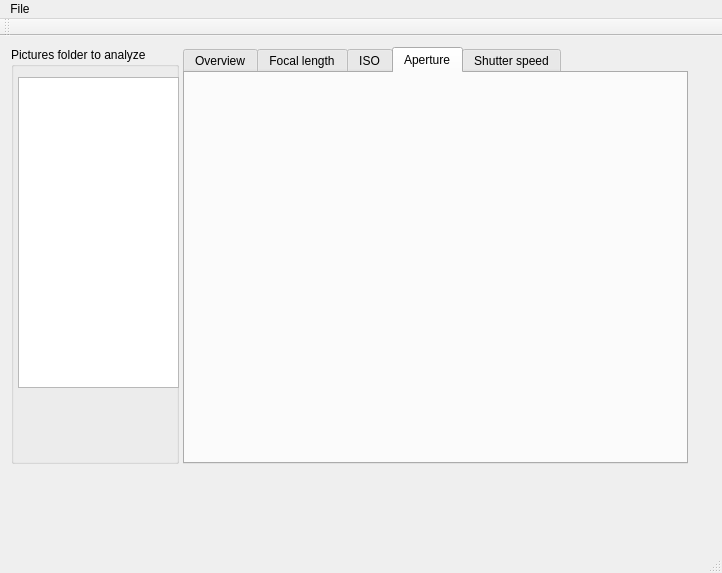
This is mainwindow.ui in plefebvre91/Photon as Qt 5 draws it before an edit. The edited form follows.
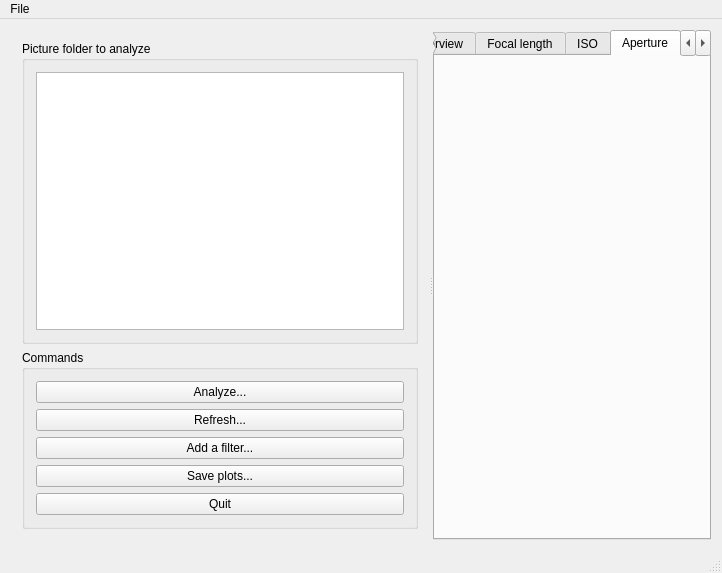
This is the edited form. The open tabs and pages were chosen to show the change. Custom widgets are drawn as their Qt base class.

Commit message: Interface et signal/slots boutons et menu

```diff
--- a/mainwindow.ui
+++ b/mainwindow.ui
@@ -14,40 +14,82 @@
    <string>MainWindow</string>
   </property>
   <widget class="QWidget" name="centralWidget">
-   <widget class="QWidget" name="gridLayoutWidget">
-    <property name="geometry">
-     <rect>
-      <x>0</x>
-      <y>0</y>
-      <width>699</width>
-      <height>439</height>
-     </rect>
-    </property>
-    <layout class="QGridLayout" name="gridLayout" columnstretch="1,3">
-     <property name="horizontalSpacing">
-      <number>4</number>
-     </property>
-     <item row="0" column="0">
-      <widget class="QGroupBox" name="groupBox">
-       <property name="title">
-        <string>Pictures folder to analyze</string>
-       </property>
-       <property name="flat">
-        <bool>false</bool>
-       </property>
-       <widget class="QTreeView" name="treeView">
-        <property name="geometry">
-         <rect>
-          <x>7</x>
-          <y>30</y>
-          <width>161</width>
-          <height>311</height>
-         </rect>
-        </property>
-       </widget>
+   <layout class="QGridLayout" name="gridLayout">
+    <item row="0" column="0">
+     <widget class="QSplitter" name="splitter">
+      <property name="orientation">
+       <enum>Qt::Horizontal</enum>
+      </property>
+      <widget class="QWidget" name="verticalLayoutWidget">
+       <layout class="QVBoxLayout" name="verticalLayout" stretch="0,0">
+        <item>
+         <widget class="QGroupBox" name="groupBoxUp">
+          <property name="title">
+           <string>Picture folder to analyze</string>
+          </property>
+          <layout class="QVBoxLayout" name="verticalLayout_3">
+           <item>
+            <widget class="QTreeView" name="treeView"/>
+           </item>
+          </layout>
+          <zorder>treeView</zorder>
+          <zorder>groupBoxBottom</zorder>
+          <zorder>groupBoxBottom</zorder>
+         </widget>
+        </item>
+        <item>
+         <widget class="QGroupBox" name="groupBoxBottom">
+          <property name="title">
+           <string>Commands</string>
+          </property>
+          <layout class="QVBoxLayout" name="verticalLayout_2">
+           <item>
+            <widget class="QPushButton" name="pushButtonAnalyze">
+             <property name="text">
+              <string>Analyze...</string>
+             </property>
+            </widget>
+           </item>
+           <item>
+            <widget class="QPushButton" name="pushButtonRefresh">
+             <property name="text">
+              <string>Refresh...</string>
+             </property>
+            </widget>
+           </item>
+           <item>
+            <widget class="QPushButton" name="pushButtonAddFilter">
+             <property name="text">
+              <string>Add a filter...</string>
+             </property>
+            </widget>
+           </item>
+           <item>
+            <widget class="QPushButton" name="pushButtonSave">
+             <property name="text">
+              <string>Save plots...</string>
+             </property>
+            </widget>
+           </item>
+           <item>
+            <widget class="QPushButton" name="pushButtonQuit">
+             <property name="text">
+              <string>Quit</string>
+             </property>
+            </widget>
+           </item>
+          </layout>
+          <zorder>pushButtonAnalyze</zorder>
+          <zorder>pushButtonRefresh</zorder>
+          <zorder>pushButtonAnalyze</zorder>
+          <zorder>pushButtonRefresh</zorder>
+          <zorder>pushButtonQuit</zorder>
+          <zorder>pushButtonAddFilter</zorder>
+          <zorder>pushButtonSave</zorder>
+         </widget>
+        </item>
+       </layout>
       </widget>
-     </item>
-     <item row="0" column="1">
       <widget class="QTabWidget" name="tabWidget">
        <property name="currentIndex">
         <number>3</number>
@@ -71,6 +113,18 @@
         <attribute name="title">
          <string>Aperture</string>
         </attribute>
+        <layout class="QGridLayout" name="gridLayout_4">
+         <item row="0" column="0">
+          <widget class="QCustomPlot" name="plotAperture" native="true">
+           <property name="sizePolicy">
+            <sizepolicy hsizetype="Expanding" vsizetype="Expanding">
+             <horstretch>0</horstretch>
+             <verstretch>0</verstretch>
+            </sizepolicy>
+           </property>
+          </widget>
+         </item>
+        </layout>
        </widget>
        <widget class="QWidget" name="tab_5">
         <attribute name="title">
@@ -78,9 +132,9 @@
         </attribute>
        </widget>
       </widget>
-     </item>
-    </layout>
-   </widget>
+     </widget>
+    </item>
+   </layout>
   </widget>
   <widget class="QMenuBar" name="menuBar">
    <property name="geometry">
@@ -103,20 +157,6 @@
    </widget>
    <addaction name="menuFile"/>
   </widget>
-  <widget class="QToolBar" name="mainToolBar">
-   <property name="sizePolicy">
-    <sizepolicy hsizetype="Expanding" vsizetype="Expanding">
-     <horstretch>0</horstretch>
-     <verstretch>0</verstretch>
-    </sizepolicy>
-   </property>
-   <attribute name="toolBarArea">
-    <enum>TopToolBarArea</enum>
-   </attribute>
-   <attribute name="toolBarBreak">
-    <bool>true</bool>
-   </attribute>
-  </widget>
   <widget class="QStatusBar" name="statusBar"/>
   <action name="actionAnalyze">
    <property name="text">
@@ -135,6 +175,14 @@
   </action>
  </widget>
  <layoutdefault spacing="6" margin="11"/>
+ <customwidgets>
+  <customwidget>
+   <class>QCustomPlot</class>
+   <extends>QWidget</extends>
+   <header location="global">qcustomplot.h</header>
+   <container>1</container>
+  </customwidget>
+ </customwidgets>
  <resources/>
  <connections/>
 </ui>
```
Left out of the diff: 41 changed lines with no effect on the pictures. The commit also changes 5 other files.
